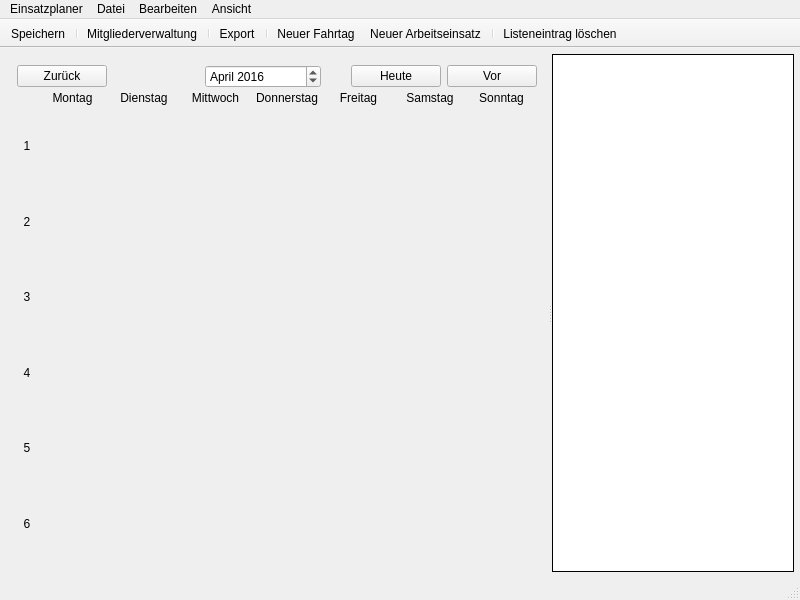
The window that Programm/Einsatzplaner/mainwindow.ui (philjosch/Einsatzplaner) describes before a commit, drawn with Qt 5.
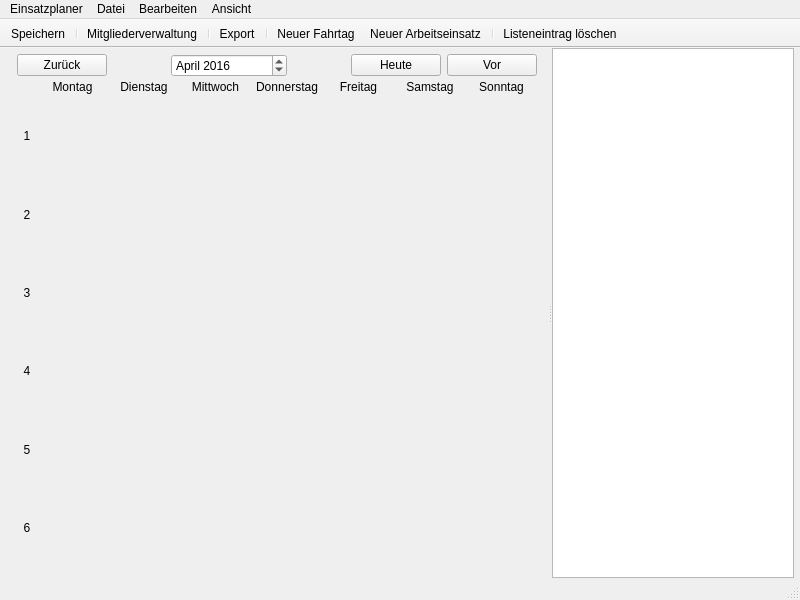
The same window after the commit. Icons and pictures are not drawn. Custom widgets are drawn as their Qt base class.

```diff
--- a/Programm/Einsatzplaner/mainwindow.ui
+++ b/Programm/Einsatzplaner/mainwindow.ui
@@ -22,13 +22,13 @@
      <number>6</number>
     </property>
     <property name="topMargin">
-     <number>6</number>
+     <number>0</number>
     </property>
     <property name="rightMargin">
      <number>6</number>
     </property>
     <property name="bottomMargin">
-     <number>6</number>
+     <number>0</number>
     </property>
     <item row="0" column="0">
      <widget class="QSplitter" name="splitter">
@@ -37,11 +37,14 @@
       </property>
       <widget class="QWidget" name="layoutWidget">
        <layout class="QGridLayout" name="gridLayout_3" rowstretch="0,1">
+        <property name="topMargin">
+         <number>6</number>
+        </property>
         <property name="spacing">
          <number>0</number>
         </property>
         <item row="0" column="0">
-         <layout class="QGridLayout" name="gridKopf" columnstretch="0,0,0,0,0,0">
+         <layout class="QGridLayout" name="gridKopf" columnstretch="0,1,0,1,0,0">
           <property name="horizontalSpacing">
            <number>6</number>
           </property>
@@ -730,9 +733,6 @@
          <height>0</height>
         </size>
        </property>
-       <property name="frameShape">
-        <enum>QFrame::Box</enum>
-       </property>
        <property name="frameShadow">
         <enum>QFrame::Plain</enum>
        </property>
```
